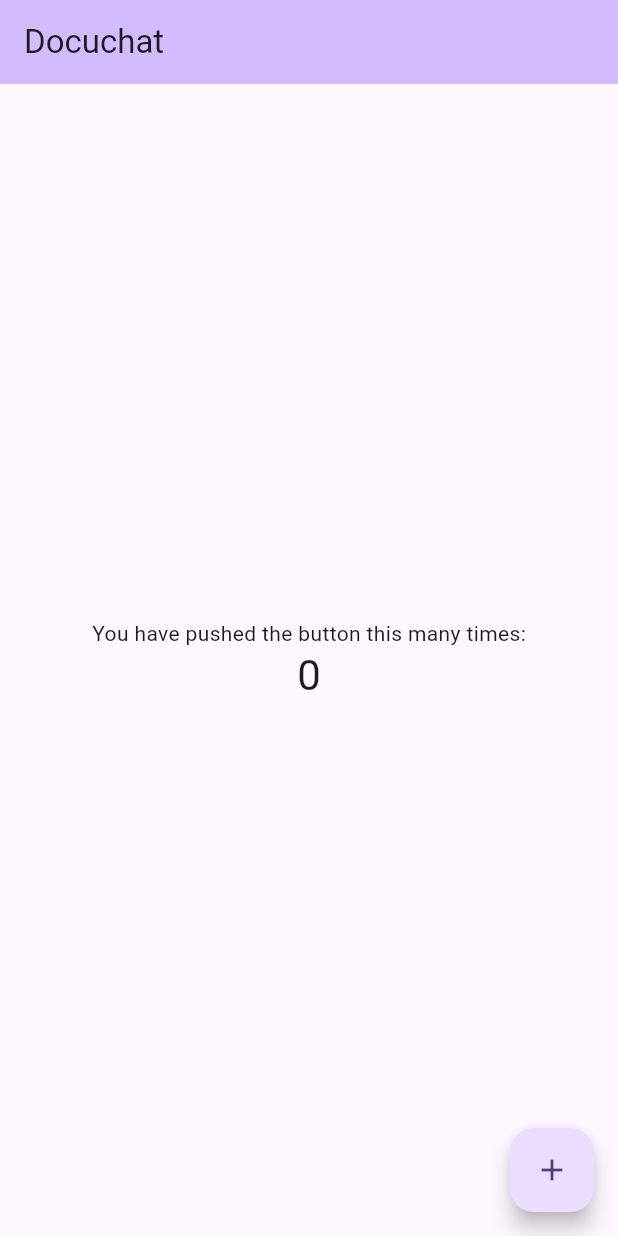
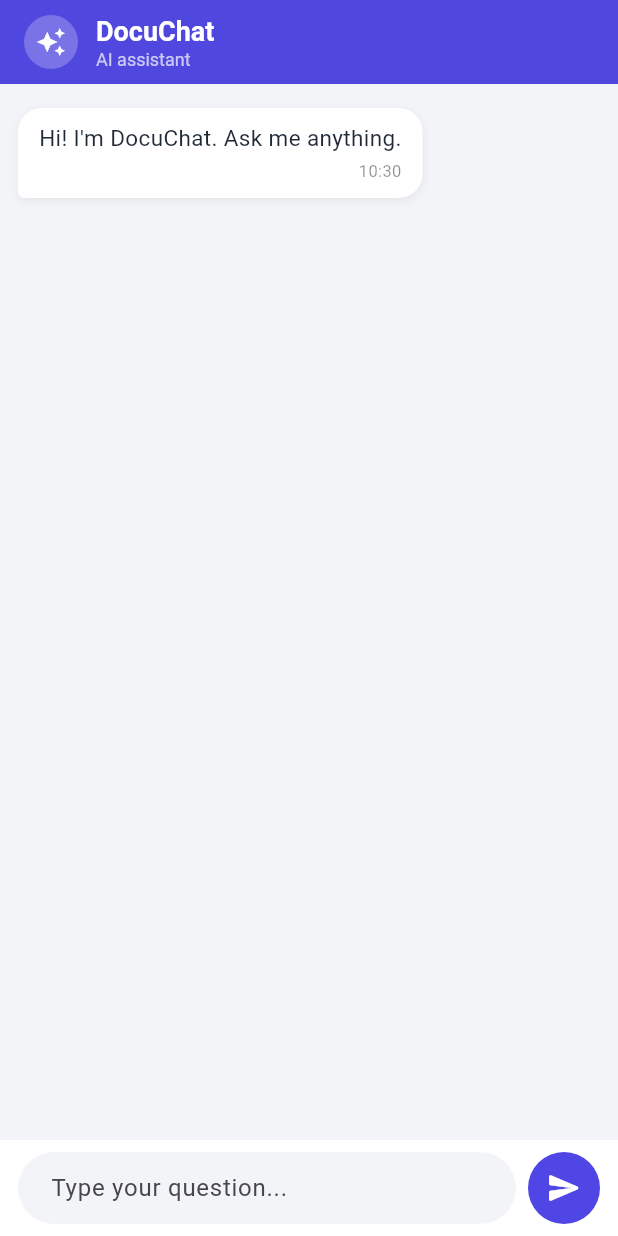
Before and after one commit to yazhinicodes/Docuchat, a Flutter app: the screen it shows after launch, on a phone screen of 412 x 824 dp. Run offline on Flutter 3.47's test engine with Material 3 defaults, Android fonts, the phone set to English and light mode, and no system bars.

Commit message:
Add chat UI with message bubbles and fake AI reply

```diff
--- a/lib/main.dart
+++ b/lib/main.dart
@@ -1,122 +1,22 @@
 import 'package:flutter/material.dart';
+import 'screens/chat_screen.dart';
 
-void main() {
-  runApp(const MyApp());
-}
+void main() => runApp(const DocuChatApp());
 
-class MyApp extends StatelessWidget {
-  const MyApp({super.key});
+class DocuChatApp extends StatelessWidget {
+  const DocuChatApp({super.key});
 
-  // This widget is the root of your application.
   @override
   Widget build(BuildContext context) {
     return MaterialApp(
-      title: 'Flutter Demo',
+      title: 'DocuChat',
+      debugShowCheckedModeBanner: false, // removes the red DEBUG ribbon
       theme: ThemeData(
-        // This is the theme of your application.
-        //
-        // TRY THIS: Try running your application with "flutter run". You'll see
-        // the application has a purple toolbar. Then, without quitting the app,
-        // try changing the seedColor in the colorScheme below to Colors.green
-        // and then invoke "hot reload" (save your changes or press the "hot
-        // reload" button in a Flutter-supported IDE, or press "r" if you used
-        // the command line to start the app).
-        //
-        // Notice that the counter didn't reset back to zero; the application
-        // state is not lost during the reload. To reset the state, use hot
-        // restart instead.
-        //
-        // This works for code too, not just values: Most code changes can be
-        // tested with just a hot reload.
-        colorScheme: .fromSeed(seedColor: Colors.deepPurple),
+        useMaterial3: true,
+        colorScheme: ColorScheme.fromSeed(seedColor: const Color(0xFF4F46E5)),
+        scaffoldBackgroundColor: const Color(0xFFF3F4F8),
       ),
-      home: const MyHomePage(title: 'Docuchat'),
+      home: const ChatScreen(),
     );
   }
 }
-
-class MyHomePage extends StatefulWidget {
-  const MyHomePage({super.key, required this.title});
-
-  // This widget is the home page of your application. It is stateful, meaning
-  // that it has a State object (defined below) that contains fields that affect
-  // how it looks.
-
-  // This class is the configuration for the state. It holds the values (in this
-  // case the title) provided by the parent (in this case the App widget) and
-  // used by the build method of the State. Fields in a Widget subclass are
-  // always marked "final".
-
-  final String title;
-
-  @override
-  State<MyHomePage> createState() => _MyHomePageState();
-}
-
-class _MyHomePageState extends State<MyHomePage> {
-  int _counter = 0;
-
-  void _incrementCounter() {
-    setState(() {
-      // This call to setState tells the Flutter framework that something has
-      // changed in this State, which causes it to rerun the build method below
-      // so that the display can reflect the updated values. If we changed
-      // _counter without calling setState(), then the build method would not be
-      // called again, and so nothing would appear to happen.
-      _counter++;
-    });
-  }
-
-  @override
-  Widget build(BuildContext context) {
-    // This method is rerun every time setState is called, for instance as done
-    // by the _incrementCounter method above.
-    //
-    // The Flutter framework has been optimized to make rerunning build methods
-    // fast, so that you can just rebuild anything that needs updating rather
-    // than having to individually change instances of widgets.
-    return Scaffold(
-      appBar: AppBar(
-        // TRY THIS: Try changing the color here to a specific color (to
-        // Colors.amber, perhaps?) and trigger a hot reload to see the AppBar
-        // change color while the other colors stay the same.
-        backgroundColor: Theme.of(context).colorScheme.inversePrimary,
-        // Here we take the value from the MyHomePage object that was created by
-        // the App.build method, and use it to set our appbar title.
-        title: Text(widget.title),
-      ),
-      body: Center(
-        // Center is a layout widget. It takes a single child and positions it
-        // in the middle of the parent.
-        child: Column(
-          // Column is also a layout widget. It takes a list of children and
-          // arranges them vertically. By default, it sizes itself to fit its
-          // children horizontally, and tries to be as tall as its parent.
-          //
-          // Column has various properties to control how it sizes itself and
-          // how it positions its children. Here we use mainAxisAlignment to
-          // center the children vertically; the main axis here is the vertical
-          // axis because Columns are vertical (the cross axis would be
-          // horizontal).
-          //
-          // TRY THIS: Invoke "debug painting" (choose the "Toggle Debug Paint"
-          // action in the IDE, or press "p" in the console), to see the
-          // wireframe for each widget.
-          mainAxisAlignment: .center,
-          children: [
-            const Text('You have pushed the button this many times:'),
-            Text(
-              '$_counter',
-              style: Theme.of(context).textTheme.headlineMedium,
-            ),
-          ],
-        ),
-      ),
-      floatingActionButton: FloatingActionButton(
-        onPressed: _incrementCounter,
-        tooltip: 'Increment',
-        child: const Icon(Icons.add),
-      ),
-    );
-  }
-}
--- /dev/null
+++ b/lib/models/message.dart
@@ -0,0 +1,11 @@
+class Message {
+  final String text;
+  final bool isUser; // true = sent by user, false = sent by AI
+  final DateTime time;
+
+  const Message({
+    required this.text,
+    required this.isUser,
+    required this.time,
+  });
+}
--- /dev/null
+++ b/lib/screens/chat_screen.dart
@@ -0,0 +1,183 @@
+import 'package:flutter/material.dart';
+import '../models/message.dart';
+import '../widgets/message_bubble.dart';
+
+class ChatScreen extends StatefulWidget {
+  const ChatScreen({super.key});
+
+  @override
+  State<ChatScreen> createState() => _ChatScreenState();
+}
+
+class _ChatScreenState extends State<ChatScreen> {
+  // The app's STATE: the list of messages and whether the AI is "typing"
+  final List<Message> _messages = [
+    Message(
+      text: "Hi! I'm DocuChat. Ask me anything.",
+      isUser: false,
+      time: DateTime.now(),
+    ),
+  ];
+  final TextEditingController _controller = TextEditingController();
+  final ScrollController _scrollController = ScrollController();
+  bool _isTyping = false;
+
+  @override
+  void dispose() {
+    // Free the resources when the screen is closed (prevents memory leaks)
+    _controller.dispose();
+    _scrollController.dispose();
+    super.dispose();
+  }
+
+  void _scrollToBottom() {
+    // Wait until the new message is drawn, then scroll down
+    WidgetsBinding.instance.addPostFrameCallback((_) {
+      if (_scrollController.hasClients) {
+        _scrollController.animateTo(
+          _scrollController.position.maxScrollExtent,
+          duration: const Duration(milliseconds: 300),
+          curve: Curves.easeOut,
+        );
+      }
+    });
+  }
+
+  Future<void> _sendMessage() async {
+    final text = _controller.text.trim();
+    if (text.isEmpty || _isTyping) return;
+
+    // 1. Add the user's message and show the typing indicator
+    setState(() {
+      _messages.add(Message(text: text, isUser: true, time: DateTime.now()));
+      _isTyping = true;
+    });
+    _controller.clear();
+    _scrollToBottom();
+
+    // 2. FAKE reply for now (tomorrow: real Gemini call here)
+    await Future.delayed(const Duration(seconds: 1));
+    if (!mounted) return; // screen may have closed while waiting
+
+    // 3. Add the reply and hide the typing indicator
+    setState(() {
+      _messages.add(Message(
+        text: 'You asked: "$text"\n\n(Gemini integration coming soon.)',
+        isUser: false,
+        time: DateTime.now(),
+      ));
+      _isTyping = false;
+    });
+    _scrollToBottom();
+  }
+
+  @override
+  Widget build(BuildContext context) {
+    return Scaffold(
+      appBar: AppBar(
+        backgroundColor: const Color(0xFF4F46E5),
+        foregroundColor: Colors.white,
+        elevation: 2,
+        title: const Row(
+          children: [
+            CircleAvatar(
+              radius: 18,
+              backgroundColor: Colors.white24,
+              child: Icon(Icons.auto_awesome, color: Colors.white, size: 20),
+            ),
+            SizedBox(width: 12),
+            Column(
+              crossAxisAlignment: CrossAxisAlignment.start,
+              children: [
+                Text('DocuChat',
+                    style: TextStyle(fontSize: 18, fontWeight: FontWeight.w600)),
+                Text('AI assistant',
+                    style: TextStyle(fontSize: 12, color: Colors.white70)),
+              ],
+            ),
+          ],
+        ),
+      ),
+      body: Column(
+        children: [
+          // The message list takes all the space above the input bar
+          Expanded(
+            child: ListView.builder(
+              controller: _scrollController,
+              padding: const EdgeInsets.symmetric(vertical: 12),
+              itemCount: _messages.length + (_isTyping ? 1 : 0),
+              itemBuilder: (context, index) {
+                if (index == _messages.length) {
+                  return const _TypingIndicator();
+                }
+                return MessageBubble(message: _messages[index]);
+              },
+            ),
+          ),
+          _buildInputBar(),
+        ],
+      ),
+    );
+  }
+
+  Widget _buildInputBar() {
+    return SafeArea(
+      child: Container(
+        padding: const EdgeInsets.fromLTRB(12, 8, 12, 8),
+        color: Colors.white,
+        child: Row(
+          children: [
+            Expanded(
+              child: TextField(
+                controller: _controller,
+                textCapitalization: TextCapitalization.sentences,
+                onSubmitted: (_) => _sendMessage(), // Enter key sends too
+                decoration: InputDecoration(
+                  hintText: 'Type your question...',
+                  filled: true,
+                  fillColor: const Color(0xFFF3F4F8),
+                  contentPadding:
+                      const EdgeInsets.symmetric(horizontal: 18, vertical: 12),
+                  border: OutlineInputBorder(
+                    borderRadius: BorderRadius.circular(24),
+                    borderSide: BorderSide.none,
+                  ),
+                ),
+              ),
+            ),
+            const SizedBox(width: 8),
+            CircleAvatar(
+              radius: 24,
+              backgroundColor: const Color(0xFF4F46E5),
+              child: IconButton(
+                icon: const Icon(Icons.send_rounded, color: Colors.white),
+                onPressed: _sendMessage,
+              ),
+            ),
+          ],
+        ),
+      ),
+    );
+  }
+}
+
+class _TypingIndicator extends StatelessWidget {
+  const _TypingIndicator();
+
+  @override
+  Widget build(BuildContext context) {
+    return Align(
+      alignment: Alignment.centerLeft,
+      child: Container(
+        margin: const EdgeInsets.symmetric(vertical: 4, horizontal: 12),
+        padding: const EdgeInsets.symmetric(vertical: 12, horizontal: 16),
+        decoration: BoxDecoration(
+          color: Colors.white,
+          borderRadius: BorderRadius.circular(16),
+        ),
+        child: const Text('DocuChat is typing...',
+            style: TextStyle(color: Colors.black45, fontSize: 13)),
+      ),
+    );
+  }
+}
--- /dev/null
+++ b/lib/widgets/message_bubble.dart
@@ -0,0 +1,68 @@
+import 'package:flutter/material.dart';
+import '../models/message.dart';
+
+class MessageBubble extends StatelessWidget {
+  final Message message;
+
+  const MessageBubble({super.key, required this.message});
+
+  String _formatTime(DateTime t) =>
+      '${t.hour.toString().padLeft(2, '0')}:${t.minute.toString().padLeft(2, '0')}';
+
+  @override
+  Widget build(BuildContext context) {
+    final isUser = message.isUser;
+
+    return Align(
+      // User bubbles on the right, AI bubbles on the left
+      alignment: isUser ? Alignment.centerRight : Alignment.centerLeft,
+      child: Container(
+        // A bubble never gets wider than 75% of the screen
+        constraints: BoxConstraints(
+          maxWidth: MediaQuery.of(context).size.width * 0.75,
+        ),
+        margin: const EdgeInsets.symmetric(vertical: 4, horizontal: 12),
+        padding: const EdgeInsets.symmetric(vertical: 10, horizontal: 14),
+        decoration: BoxDecoration(
+          color: isUser ? const Color(0xFF4F46E5) : Colors.white,
+          borderRadius: BorderRadius.only(
+            topLeft: const Radius.circular(16),
+            topRight: const Radius.circular(16),
+            // The small "tail" corner sits next to the sender's side
+            bottomLeft: Radius.circular(isUser ? 16 : 4),
+            bottomRight: Radius.circular(isUser ? 4 : 16),
+          ),
+          boxShadow: [
+            BoxShadow(
+              color: Colors.black.withValues(alpha: 0.06),
+              blurRadius: 4,
+              offset: const Offset(0, 2),
+            ),
+          ],
+        ),
+        child: Column(
+          crossAxisAlignment: CrossAxisAlignment.end,
+          mainAxisSize: MainAxisSize.min,
+          children: [
+            Text(
+              message.text,
+              style: TextStyle(
+                fontSize: 15,
+                height: 1.3,
+                color: isUser ? Colors.white : const Color(0xFF1F2937),
+              ),
+            ),
+            const SizedBox(height: 4),
+            Text(
+              _formatTime(message.time),
+              style: TextStyle(
+                fontSize: 11,
+                color: isUser ? Colors.white70 : Colors.black45,
+              ),
+            ),
+          ],
+        ),
+      ),
+    );
+  }
+}
```
